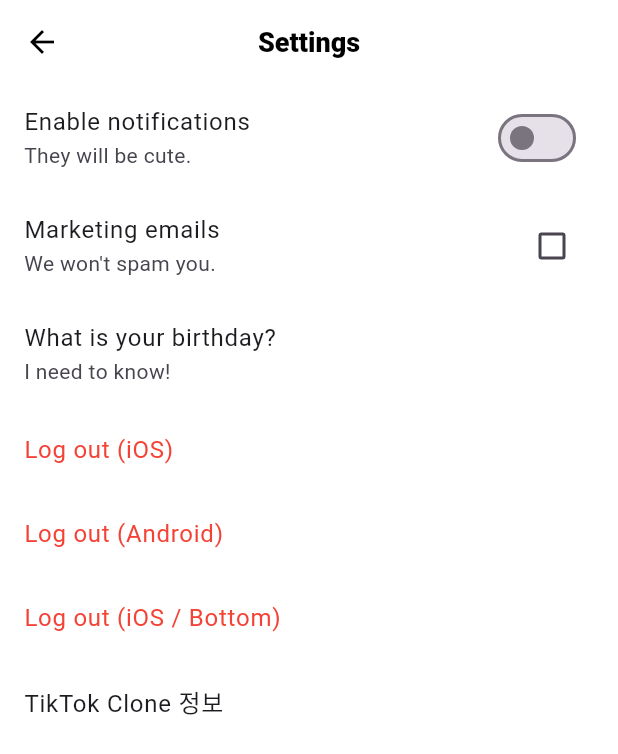
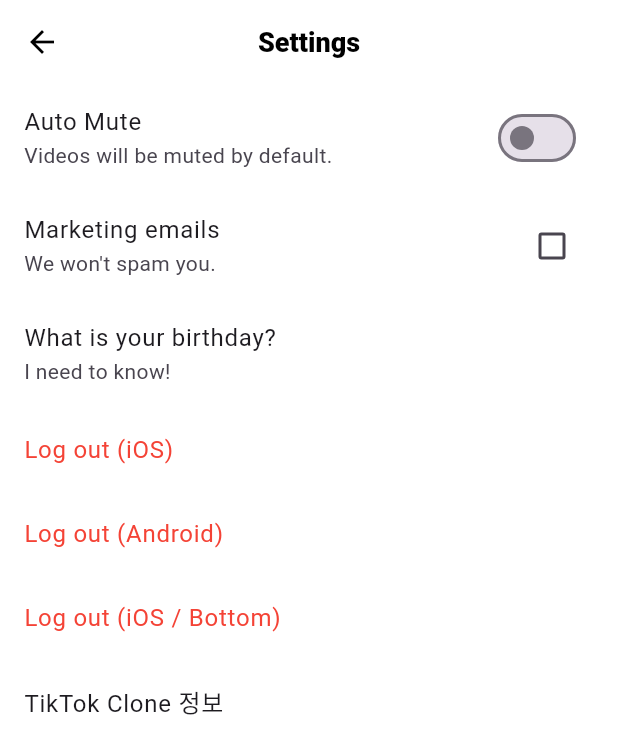
Before and after one commit to Carl-Lee91/tiktok_clone, a Flutter app: the SettingsScreen screen opened directly, on a phone screen of 412 x 824 dp. Shown: the top 754 px of the screen. Run offline on Flutter 3.47's test engine with Material 2 defaults, Android fonts, the phone set to English and light mode, and no system bars; our stand-ins replace camera, font_awesome_flutter, gallery_saver, go_router, image_picker, permission_handler and 2 more; network calls fail.

Commit message:
06.30 상속

```diff
--- /dev/null
+++ b/lib/common/widget/main_navigation/widgets/video_configration/video_config.dart
@@ -0,0 +1,3 @@
+import 'package:flutter/material.dart';
+
+final videoConfig = ValueNotifier(false);
--- a/lib/screens/features/settings/settings_screen.dart
+++ b/lib/screens/features/settings/settings_screen.dart
@@ -2,6 +2,7 @@ import 'package:flutter/cupertino.dart';
 import 'package:flutter/foundation.dart';
 import 'package:flutter/material.dart';
 import 'package:font_awesome_flutter/font_awesome_flutter.dart';
+import 'package:tiktok_clone/common/widget/main_navigation/widgets/video_configration/video_config.dart';
 import 'package:tiktok_clone/constants/breakpoints.dart';
 
 class SettingsScreen extends StatefulWidget {
@@ -35,11 +36,16 @@ class _SettingsScreenState extends State<SettingsScreen> {
             ),
             child: ListView(
               children: [
-                SwitchListTile.adaptive(
-                  value: _notifications,
-                  onChanged: _onNotificationsChanged,
-                  title: const Text("Enable notifications"),
-                  subtitle: const Text("They will be cute."),
+                ValueListenableBuilder(
+                  valueListenable: videoConfig,
+                  builder: (context, value, child) => SwitchListTile.adaptive(
+                    value: value,
+                    onChanged: (value) {
+                      videoConfig.value = !videoConfig.value;
+                    },
+                    title: const Text("Auto Mute"),
+                    subtitle: const Text("Videos will be muted by default."),
+                  ),
                 ),
                 CheckboxListTile(
                   activeColor: Colors.black,
```
Also changed, not shown: lib/screens/features/videos/widgets/video_post.dart (+19 -0 lines).
